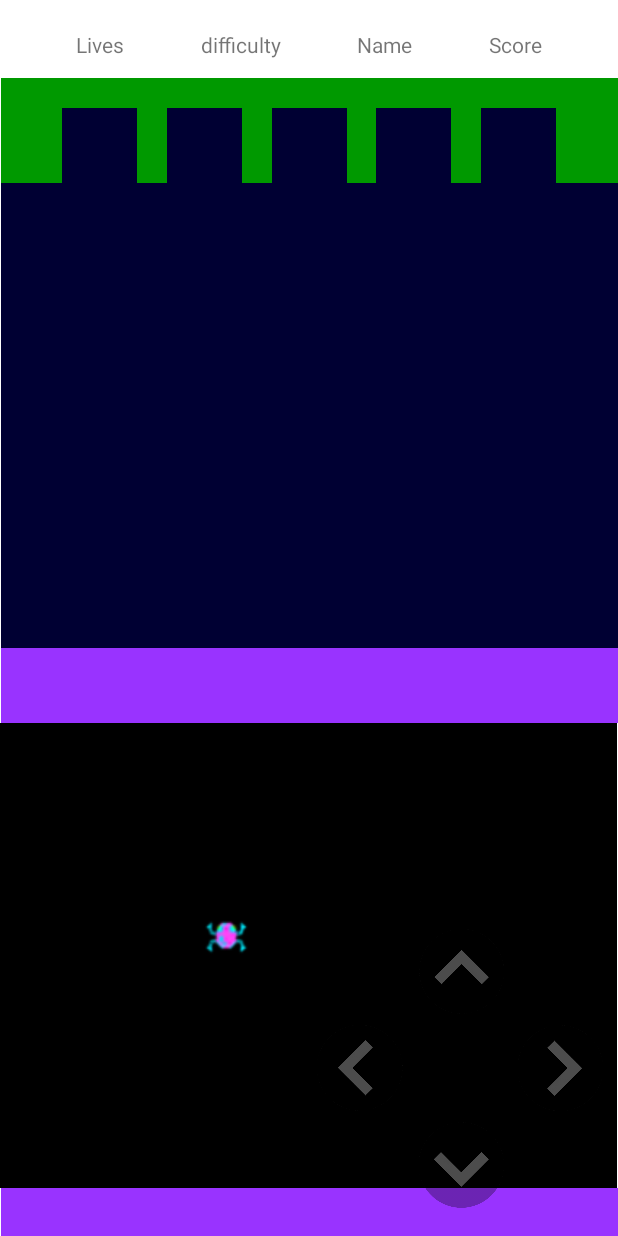
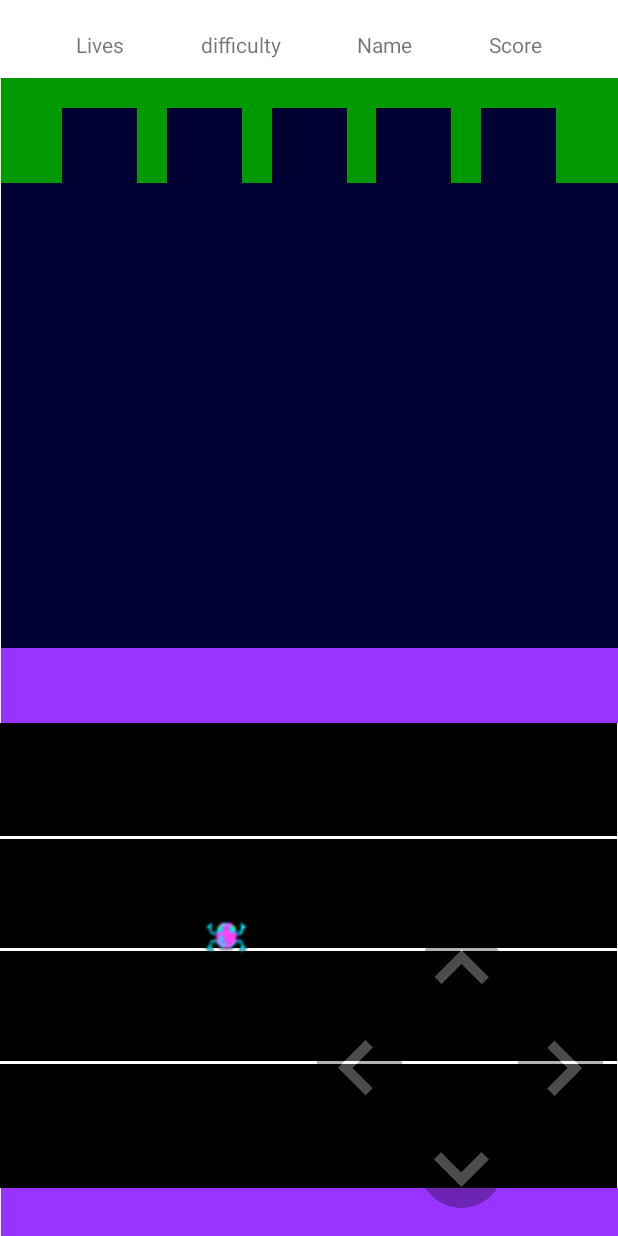
Before and after one commit to jha68/Cross-the-Road, an Android app: the GameFragment screen opened through its navigation route, on a phone screen of 412 x 824 dp. Run offline under Robolectric (Android 15) with nearby library versions, the phone set to English and light mode, and no system bars; 4 statements that could not run were skipped.

Commit message:
design road maps

```diff
--- a/app/src/main/res/layout/fragment_game.xml
+++ b/app/src/main/res/layout/fragment_game.xml
@@ -177,6 +177,33 @@
         app:layout_constraintHorizontal_bias="0.0"
         app:layout_constraintStart_toStartOf="parent"
         app:layout_constraintTop_toBottomOf="@id/safe_point" />
+    <ImageView
+        android:id="@+id/horizontal_line_1"
+        android:layout_width="match_parent"
+        android:layout_height="2dp"
+        android:background="@color/white"
+        android:layout_marginTop="275dp"
+        app:layout_constraintTop_toBottomOf="@id/river"
+        app:layout_constraintStart_toStartOf="parent"
+        app:layout_constraintEnd_toEndOf="parent" />
+    <ImageView
+        android:id="@+id/horizontal_line_2"
+        android:layout_width="match_parent"
+        android:layout_height="2dp"
+        android:background="@color/white"
+        android:layout_marginTop="200dp"
+        app:layout_constraintTop_toBottomOf="@id/river"
+        app:layout_constraintStart_toStartOf="parent"
+        app:layout_constraintEnd_toEndOf="parent" />
+    <ImageView
+        android:id="@+id/horizontal_line_3"
+        android:layout_width="match_parent"
+        android:layout_height="2dp"
+        android:background="@color/white"
+        android:layout_marginTop="125dp"
+        app:layout_constraintTop_toBottomOf="@id/river"
+        app:layout_constraintStart_toStartOf="parent"
+        app:layout_constraintEnd_toEndOf="parent" />
 
     <ImageView
         android:id="@+id/safe_point"
```
